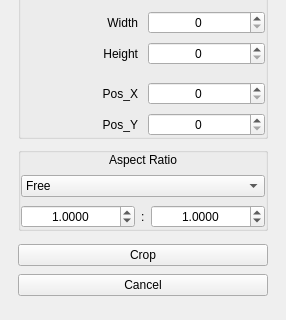
First picture: the form in src/gui/panels/croppanel/croppanel.ui, repository do-i/thumbgrid, before the edit; both pictures show x 0 to 286 and y 89 to 409 of the 286 by 554 pixel window.
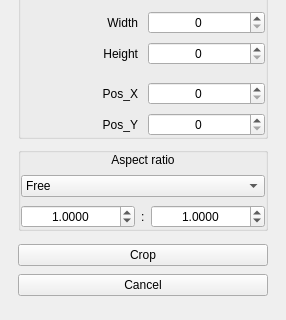
Second picture: the form after the edit. Custom widgets are drawn as their Qt base class.

```diff
--- a/src/gui/panels/croppanel/croppanel.ui
+++ b/src/gui/panels/croppanel/croppanel.ui
@@ -331,7 +331,7 @@
       <item>
        <widget class="QLabel" name="label_5">
         <property name="text">
-         <string>Aspect Ratio</string>
+         <string>Aspect ratio</string>
         </property>
         <property name="alignment">
          <set>Qt::AlignCenter</set>
```
Left out of the diff: 4 changed lines with no effect on the pictures.
